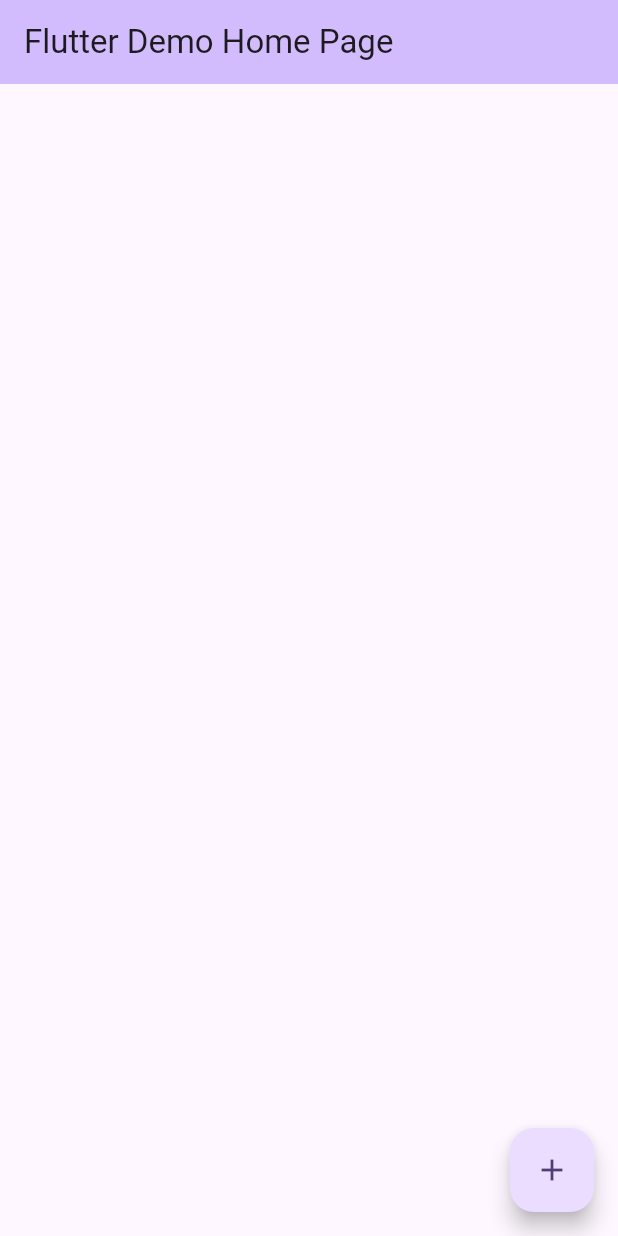
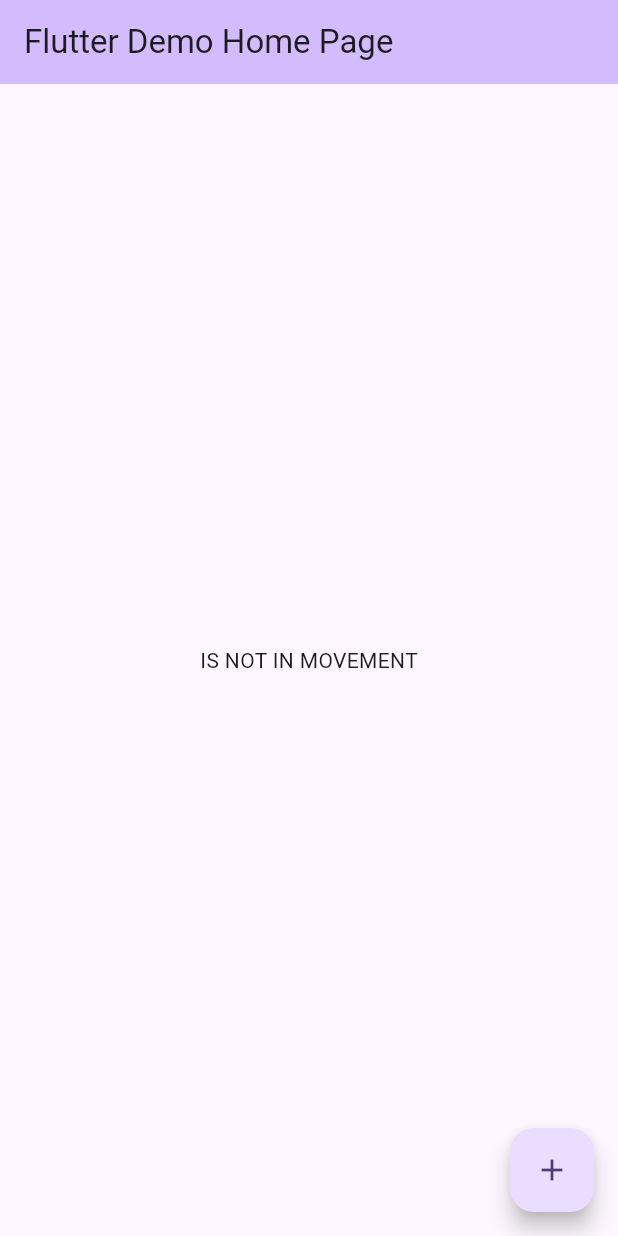
Before and after one commit to carloshenrique-dev/is_stopped, a Flutter app: the screen it shows after launch, after a tap on the "add" icon, on a phone screen of 412 x 824 dp. Run offline on Flutter 3.47's test engine with Material 2 defaults, Android fonts, the phone set to English and light mode, and no system bars; our stand-ins replace geolocator, sensors_plus.

```diff
--- a/lib/main.dart
+++ b/lib/main.dart
@@ -33,6 +33,8 @@ class MyHomePage extends StatefulWidget {
 }
 
 class _MyHomePageState extends State<MyHomePage> {
+  bool isInMovement = false;
+
   @override
   void initState() {
     _determinePosition();
@@ -70,16 +72,26 @@ class _MyHomePageState extends State<MyHomePage> {
         backgroundColor: Theme.of(context).colorScheme.inversePrimary,
         title: Text(widget.title),
       ),
-      body: const Center(
+      body: Center(
         child: Column(
           mainAxisAlignment: MainAxisAlignment.center,
-          children: <Widget>[],
+          children: <Widget>[
+            isInMovement ? const Text('IS IN MOVEMENT') : const Text('IS NOT IN MOVEMENT'),
+          ],
         ),
       ),
       floatingActionButton: FloatingActionButton(
         onPressed: () {
           Timer.periodic(const Duration(seconds: 1), (timer) async {
-            print(await MovementDetector().isMoving());
+            if (await MovementDetector().isMoving()) {
+              setState(() {
+                isInMovement = true;
+              });
+            } else {
+              setState(() {
+                isInMovement = false;
+              });
+            }
           });
         },
         tooltip: 'Increment',
--- a/lib/models/movement_detector.dart
+++ b/lib/models/movement_detector.dart
@@ -32,6 +32,11 @@ class MovementDetector {
     // Apply moving average filter to accelerometer data
     double avgAccAccelerometer = accEvents.map((a) => a.x + a.y + a.z).reduce((a, b) => a + b) / numMeasurements;
 
+    print(avgSpeed);
+    print(avgAccGPS);
+    print(avgAccAccelerometer);
+
+    //comparar se em condicoes normais as medidas de acelerometro e speed vindo do gps estao parecidos
     if ((avgSpeed > thresholdSpeed && avgAccGPS > thresholdAcc) || avgAccAccelerometer > thresholdAcc) {
       return true;
     } else {
```
